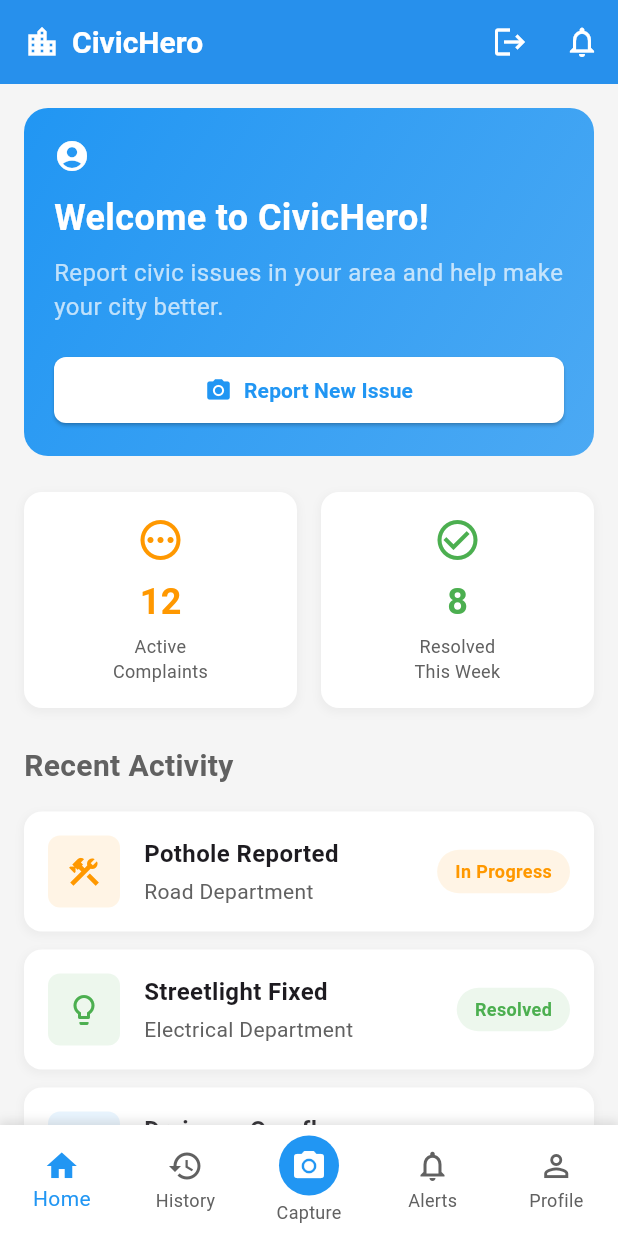
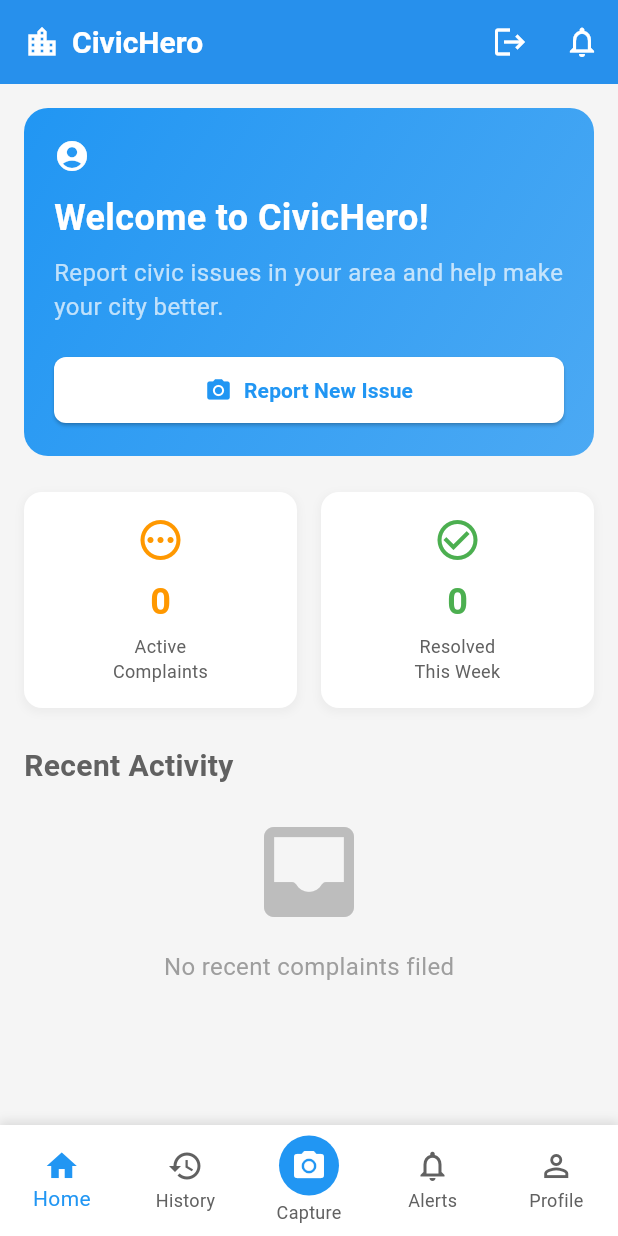
Before and after one commit to kavin200506/departmentselection, a Flutter app: the screen it shows once a user with an empty profile is signed in, on a phone screen of 412 x 824 dp. Run offline on Flutter 3.47's test engine with Material 3 defaults, Android fonts, the phone set to English and light mode, and no system bars; our stand-ins replace camera, cloud_firestore, firebase_auth, firebase_core, firebase_storage, geocoding and 1 more; accounts and stored records are empty.

Commit message:
Home page updated

```diff
--- a/departmentselection/lib/screens/home_screen.dart
+++ b/departmentselection/lib/screens/home_screen.dart
@@ -2,6 +2,8 @@ import 'package:flutter/material.dart';
 import 'package:firebase_auth/firebase_auth.dart';
 import '../widgets/bottom_navigation.dart';
 import '../utils/constants.dart';
+import '../models/complaint.dart';
+import '../services/report_service.dart';
 import 'capture_screen.dart';
 import 'status_tracker_screen.dart';
 import 'login_screen.dart';
@@ -52,7 +54,40 @@ class HomeScreen extends StatelessWidget {
           ),
         ],
       ),
-      body: SingleChildScrollView(
+      body: user == null
+          ? const Center(child: Text('You must be logged in to use the dashboard.'))
+          : StreamBuilder<List<Complaint>>(
+              stream: ReportService.getUserComplaintsStream(user.uid),
+              builder: (context, snapshot) {
+                if (snapshot.connectionState == ConnectionState.waiting) {
+                  return const Center(child: CircularProgressIndicator());
+                }
+                if (snapshot.hasError) {
+                  return Center(
+                    child: Text(
+                      'Something went wrong: ${snapshot.error}',
+                      style: const TextStyle(color: Colors.red),
+                    ),
+                  );
+                }
+                final complaints = snapshot.data ?? [];
+
+                // Compute quick stats
+                final activeCount = complaints
+                    .where((c) => c.status != 'Resolved')
+                    .length;
+                final resolvedThisWeek = complaints
+                    .where((c) =>
+                        c.status == 'Resolved' &&
+                        c.reportedDate.isAfter(
+                          DateTime.now().subtract(const Duration(days: 7)),
+                        ))
+                    .length;
+
+                // Show up to 3 most recent complaints as activity
+                final recentComplaints = complaints.take(3).toList();
+
+                return SingleChildScrollView(
                   padding: const EdgeInsets.all(16),
                   child: Column(
                     crossAxisAlignment: CrossAxisAlignment.start,
@@ -63,7 +98,10 @@ class HomeScreen extends StatelessWidget {
                         padding: const EdgeInsets.all(20),
                         decoration: BoxDecoration(
                           gradient: LinearGradient(
-                  colors: [AppColors.primaryBlue, AppColors.primaryBlue.withOpacity(0.8)],
+                            colors: [
+                              AppColors.primaryBlue,
+                              AppColors.primaryBlue.withOpacity(0.8)
+                            ],
                             begin: Alignment.topLeft,
                             end: Alignment.bottomRight,
                           ),
@@ -73,10 +111,11 @@ class HomeScreen extends StatelessWidget {
                           crossAxisAlignment: CrossAxisAlignment.start,
                           children: [
                             // Show user's email
-                  if (user != null && user.email != null) ...[
+                            if (user.email != null) ...[
                               Row(
                                 children: [
-                        const Icon(Icons.account_circle, color: Colors.white),
+                                  const Icon(Icons.account_circle,
+                                      color: Colors.white),
                                   const SizedBox(width: 8),
                                   Text(
                                     user.email!,
@@ -117,7 +156,8 @@ class HomeScreen extends StatelessWidget {
                                     ),
                                   );
                                 },
-                      icon: const Icon(Icons.camera_alt, color: AppColors.primaryBlue),
+                                icon: const Icon(Icons.camera_alt,
+                                    color: AppColors.primaryBlue),
                                 label: const Text(
                                   'Report New Issue',
                                   style: TextStyle(
@@ -127,7 +167,8 @@ class HomeScreen extends StatelessWidget {
                                 ),
                                 style: ElevatedButton.styleFrom(
                                   backgroundColor: Colors.white,
-                        padding: const EdgeInsets.symmetric(vertical: 12),
+                                  padding:
+                                      const EdgeInsets.symmetric(vertical: 12),
                                   shape: RoundedRectangleBorder(
                                     borderRadius: BorderRadius.circular(8),
                                   ),
@@ -137,7 +178,6 @@ class HomeScreen extends StatelessWidget {
                           ],
                         ),
                       ),
-
                       const SizedBox(height: 24),
 
                       // Quick Stats
@@ -146,7 +186,7 @@ class HomeScreen extends StatelessWidget {
                           Expanded(
                             child: _buildStatCard(
                               'Active\nComplaints',
-                    '12',
+                              activeCount.toString(),
                               AppColors.primaryOrange,
                               Icons.pending_outlined,
                             ),
@@ -155,14 +195,13 @@ class HomeScreen extends StatelessWidget {
                           Expanded(
                             child: _buildStatCard(
                               'Resolved\nThis Week',
-                    '8',
+                              resolvedThisWeek.toString(),
                               AppColors.primaryGreen,
                               Icons.check_circle_outline,
                             ),
                           ),
                         ],
                       ),
-
                       const SizedBox(height: 24),
 
                       // Recent Activity
@@ -175,54 +214,62 @@ class HomeScreen extends StatelessWidget {
                         ),
                       ),
                       const SizedBox(height: 16),
-
-            _buildActivityCard(
-              'Pothole Reported',
-              'Road Department',
-              'In Progress',
-              AppColors.primaryOrange,
-              Icons.construction,
+                      recentComplaints.isEmpty
+                          ? Center(
+                              child: Column(
+                                children: [
+                                  Icon(
+                                    Icons.inbox_rounded,
+                                    size: 80,
+                                    color: Colors.grey[400],
+                                  ),
+                                  const SizedBox(height: 12),
+                                  const Text(
+                                    'No recent complaints filed',
+                                    style: TextStyle(
+                                      color: Colors.grey,
+                                      fontSize: 16,
+                                    ),
+                                  ),
+                                ],
+                              ),
+                            )
+                          : Column(
+                              children: recentComplaints
+                                  .map((complaint) => Padding(
+                                        padding:
+                                            const EdgeInsets.only(bottom: 12),
+                                        child: _buildActivityCard(
+                                          complaint.issueType,
+                                          complaint.department,
+                                          complaint.status,
+                                          _getStatusColor(complaint.status),
+                                          _getIssueIcon(complaint.issueType),
                                           () {
                                             Navigator.push(
                                               context,
                                               MaterialPageRoute(
-                    builder: (context) => const StatusTrackerScreen(),
+                                                builder: (context) =>
+                                                    const StatusTrackerScreen(),
                                               ),
                                             );
                                           },
                                         ),
-
-            const SizedBox(height: 12),
-
-            _buildActivityCard(
-              'Streetlight Fixed',
-              'Electrical Department',
-              'Resolved',
-              AppColors.primaryGreen,
-              Icons.lightbulb_outline,
-              () {},
+                                      ))
+                                  .toList(),
                             ),
-
-            const SizedBox(height: 12),
-
-            _buildActivityCard(
-              'Drainage Overflow',
-              'Water & Sewerage',
-              'Assigned',
-              AppColors.primaryBlue,
-              Icons.water_drop_outlined,
-              () {},
-            ),
-
                       const SizedBox(height: 100), // Space for bottom navigation
                     ],
                   ),
+                );
+              },
             ),
       bottomNavigationBar: const CustomBottomNavigation(currentIndex: 0),
     );
   }
 
-  Widget _buildStatCard(String title, String value, Color color, IconData icon) {
+  Widget _buildStatCard(
+      String title, String value, Color color, IconData icon) {
     return Container(
       padding: const EdgeInsets.all(16),
       decoration: BoxDecoration(
@@ -321,7 +368,8 @@ class HomeScreen extends StatelessWidget {
               ),
             ),
             Container(
-              padding: const EdgeInsets.symmetric(horizontal: 12, vertical: 6),
+              padding:
+                  const EdgeInsets.symmetric(horizontal: 12, vertical: 6),
               decoration: BoxDecoration(
                 color: statusColor.withOpacity(0.1),
                 borderRadius: BorderRadius.circular(16),
@@ -340,4 +388,32 @@ class HomeScreen extends StatelessWidget {
       ),
     );
   }
+
+  Color _getStatusColor(String status) {
+    switch (status) {
+      case 'Resolved':
+        return AppColors.primaryGreen;
+      case 'In Progress':
+        return AppColors.primaryOrange;
+      case 'Assigned':
+        return AppColors.primaryBlue;
+      default:
+        return AppColors.darkGrey;
     }
+  }
+
+  IconData _getIssueIcon(String issueType) {
+    switch (issueType) {
+      case 'Pothole':
+        return Icons.construction;
+      case 'Streetlight Broken':
+        return Icons.lightbulb_outline;
+      case 'Drainage Overflow':
+        return Icons.water_drop_outlined;
+      case 'Garbage Pile':
+        return Icons.delete_outline;
+      default:
+        return Icons.report_problem_outlined;
+    }
+  }
+}
```
Lines whose indentation alone changed are shown as unchanged.
